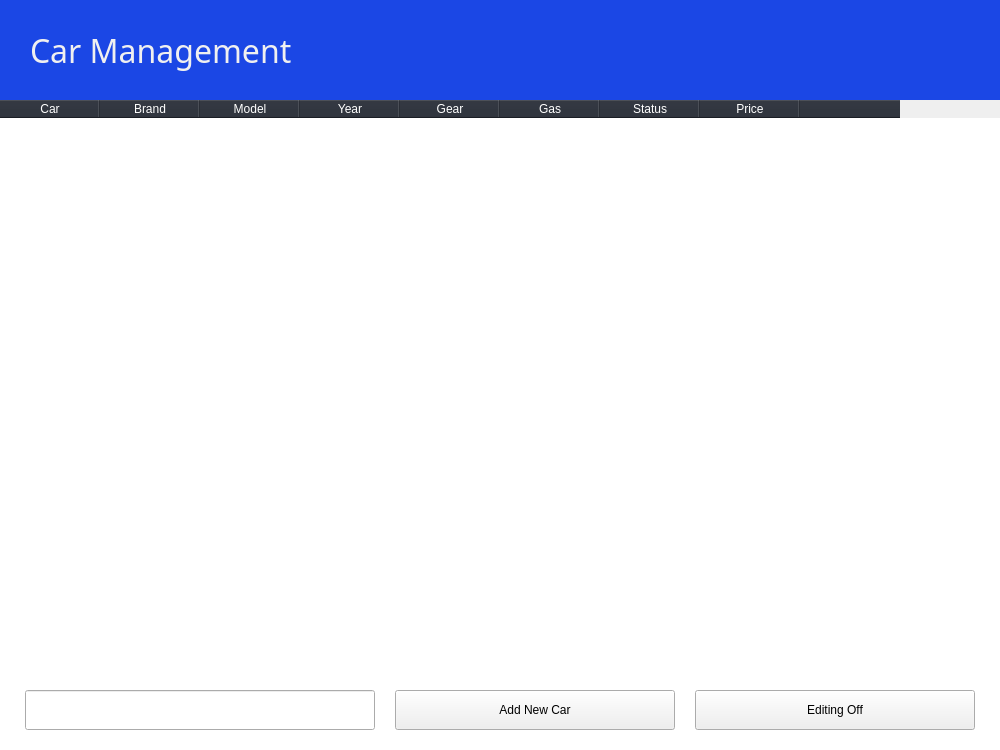
The window that ui/uiFiles/adminMainWindow.ui (efeKbkci/CarRentalApp) describes before a commit, drawn with Qt 5.
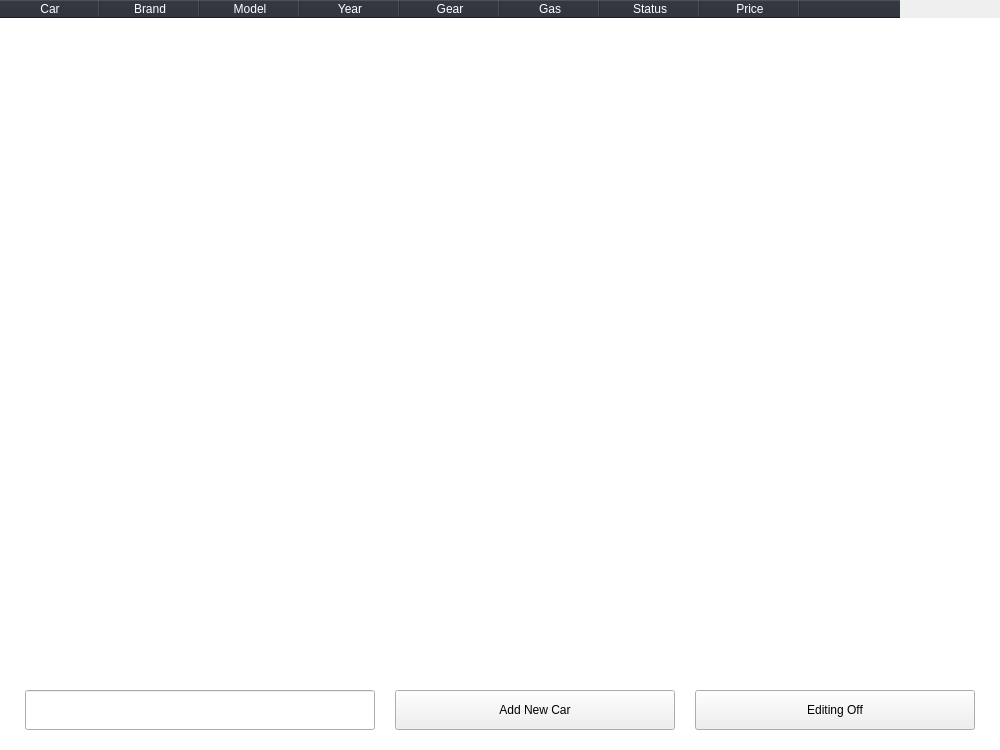
The same window after the commit.

Patch:
```diff
--- a/ui/uiFiles/adminMainWindow.ui
+++ b/ui/uiFiles/adminMainWindow.ui
@@ -46,56 +46,6 @@
    <property name="bottomMargin">
     <number>20</number>
    </property>
-   <item>
-    <widget class="QWidget" name="titleWidget" native="true">
-     <property name="sizePolicy">
-      <sizepolicy hsizetype="Expanding" vsizetype="Fixed">
-       <horstretch>0</horstretch>
-       <verstretch>0</verstretch>
-      </sizepolicy>
-     </property>
-     <property name="minimumSize">
-      <size>
-       <width>0</width>
-       <height>100</height>
-      </size>
-     </property>
-     <property name="maximumSize">
-      <size>
-       <width>16777215</width>
-       <height>100</height>
-      </size>
-     </property>
-     <property name="styleSheet">
-      <string notr="true">QLabel {
-	color: #F0F0F0;
-}
-
-#titleWidget {
-	background-color: #1B47E5;
-}
-</string>
-     </property>
-     <layout class="QHBoxLayout" name="horizontalLayout_3">
-      <property name="leftMargin">
-       <number>30</number>
-      </property>
-      <item>
-       <widget class="QLabel" name="label">
-        <property name="font">
-         <font>
-          <family>Roboto Mono</family>
-          <pointsize>24</pointsize>
-         </font>
-        </property>
-        <property name="text">
-         <string>Car Management</string>
-        </property>
-       </widget>
-      </item>
-     </layout>
-    </widget>
-   </item>
    <item>
     <widget class="QTableWidget" name="table">
      <property name="layoutDirection">
```
Left out of the diff: 2 changed lines with no effect on the pictures.
